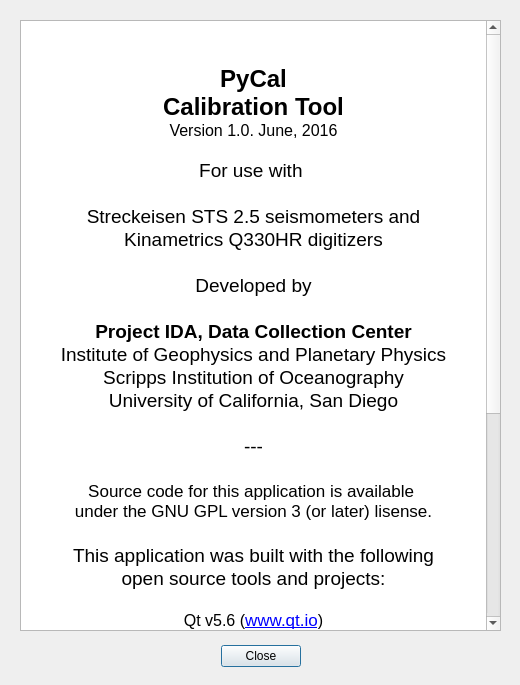
First picture: the form in gui/about.ui, repository ProjectIDA/ical, before the edit.
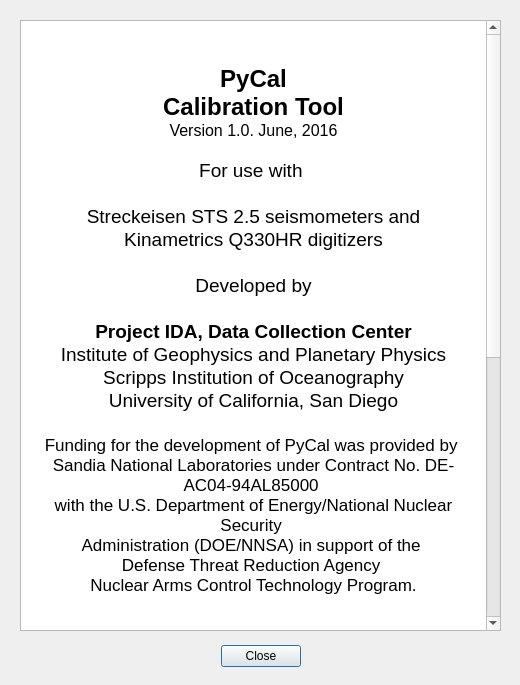
Second picture: the form after the edit. Icons and pictures are not drawn.

Commit message: Cfg rec selected after add/edit; add sandia funding text; other minor UI tweaks

Patch:
```diff
--- a/gui/about.ui
+++ b/gui/about.ui
@@ -79,10 +79,16 @@
 &lt;p align=&quot;center&quot; style=&quot; margin-top:0px; margin-bottom:0px; margin-left:0px; margin-right:0px; -qt-block-indent:0; text-indent:0px;&quot;&gt;&lt;span style=&quot; font-size:14pt;&quot;&gt;Scripps Institution of Oceanography&lt;/span&gt;&lt;/p&gt;
 &lt;p align=&quot;center&quot; style=&quot; margin-top:0px; margin-bottom:0px; margin-left:0px; margin-right:0px; -qt-block-indent:0; text-indent:0px;&quot;&gt;&lt;span style=&quot; font-size:14pt;&quot;&gt;University of California, San Diego&lt;/span&gt;&lt;/p&gt;
 &lt;p align=&quot;center&quot; style=&quot;-qt-paragraph-type:empty; margin-top:0px; margin-bottom:0px; margin-left:0px; margin-right:0px; -qt-block-indent:0; text-indent:0px; font-size:14pt;&quot;&gt;&lt;br /&gt;&lt;/p&gt;
-&lt;p align=&quot;center&quot; style=&quot; margin-top:0px; margin-bottom:0px; margin-left:0px; margin-right:0px; -qt-block-indent:0; text-indent:0px;&quot;&gt;&lt;span style=&quot; font-size:14pt;&quot;&gt;---&lt;/span&gt;&lt;/p&gt;
+&lt;p align=&quot;center&quot; style=&quot; margin-top:0px; margin-bottom:0px; margin-left:0px; margin-right:0px; -qt-block-indent:0; text-indent:0px;&quot;&gt;Funding for the development of PyCal was provided by &lt;/p&gt;
+&lt;p align=&quot;center&quot; style=&quot; margin-top:0px; margin-bottom:0px; margin-left:0px; margin-right:0px; -qt-block-indent:0; text-indent:0px;&quot;&gt;Sandia National Laboratories under Contract No. DE-AC04-94AL85000 &lt;/p&gt;
+&lt;p align=&quot;center&quot; style=&quot; margin-top:0px; margin-bottom:0px; margin-left:0px; margin-right:0px; -qt-block-indent:0; text-indent:0px;&quot;&gt;with the U.S. Department of Energy/National Nuclear Security &lt;/p&gt;
+&lt;p align=&quot;center&quot; style=&quot; margin-top:0px; margin-bottom:0px; margin-left:0px; margin-right:0px; -qt-block-indent:0; text-indent:0px;&quot;&gt;Administration (DOE/NNSA) in support of the &lt;/p&gt;
+&lt;p align=&quot;center&quot; style=&quot; margin-top:0px; margin-bottom:0px; margin-left:0px; margin-right:0px; -qt-block-indent:0; text-indent:0px;&quot;&gt;Defense Threat Reduction Agency &lt;/p&gt;
+&lt;p align=&quot;center&quot; style=&quot; margin-top:0px; margin-bottom:0px; margin-left:0px; margin-right:0px; -qt-block-indent:0; text-indent:0px;&quot;&gt;Nuclear Arms Control Technology Program.&lt;/p&gt;
+&lt;p align=&quot;center&quot; style=&quot;-qt-paragraph-type:empty; margin-top:0px; margin-bottom:0px; margin-left:0px; margin-right:0px; -qt-block-indent:0; text-indent:0px; font-size:14pt;&quot;&gt;&lt;br /&gt;&lt;/p&gt;
 &lt;p align=&quot;center&quot; style=&quot;-qt-paragraph-type:empty; margin-top:0px; margin-bottom:0px; margin-left:0px; margin-right:0px; -qt-block-indent:0; text-indent:0px; font-size:14pt;&quot;&gt;&lt;br /&gt;&lt;/p&gt;
 &lt;p align=&quot;center&quot; style=&quot; margin-top:0px; margin-bottom:0px; margin-left:0px; margin-right:0px; -qt-block-indent:0; text-indent:0px;&quot;&gt;Source code for this application is available &lt;/p&gt;
-&lt;p align=&quot;center&quot; style=&quot; margin-top:0px; margin-bottom:0px; margin-left:0px; margin-right:0px; -qt-block-indent:0; text-indent:0px;&quot;&gt;under the GNU GPL version 3 (or later) lisense.&lt;/p&gt;
+&lt;p align=&quot;center&quot; style=&quot; margin-top:0px; margin-bottom:0px; margin-left:0px; margin-right:0px; -qt-block-indent:0; text-indent:0px;&quot;&gt;under the GNU GPL version 3 (or later) license.&lt;/p&gt;
 &lt;p align=&quot;center&quot; style=&quot;-qt-paragraph-type:empty; margin-top:0px; margin-bottom:0px; margin-left:0px; margin-right:0px; -qt-block-indent:0; text-indent:0px; font-size:14pt;&quot;&gt;&lt;br /&gt;&lt;/p&gt;
 &lt;p align=&quot;center&quot; style=&quot; margin-top:0px; margin-bottom:0px; margin-left:0px; margin-right:0px; -qt-block-indent:0; text-indent:0px;&quot;&gt;&lt;span style=&quot; font-size:14pt;&quot;&gt;This application was built with the following&lt;/span&gt;&lt;/p&gt;
 &lt;p align=&quot;center&quot; style=&quot; margin-top:0px; margin-bottom:0px; margin-left:0px; margin-right:0px; -qt-block-indent:0; text-indent:0px;&quot;&gt;&lt;span style=&quot; font-size:14pt;&quot;&gt;open source tools and projects:&lt;/span&gt;&lt;/p&gt;
```
The commit also changes 13 other files.
